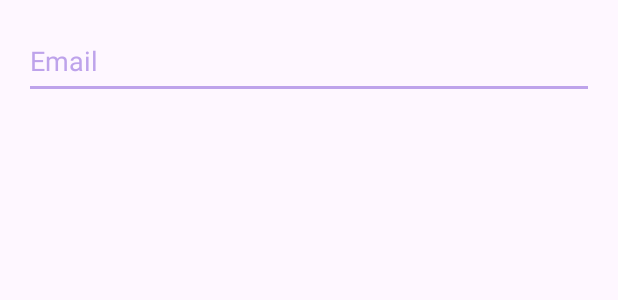
After one commit to MariaMonete/Licenta, an Android app: the layout reset_passwird_pop.xml on its own in the app's theme, with its tools: preview values and no code run, on a phone screen of 412 x 824 dp. The commit adds this screen. Shown: the top 300 px of the screen. Run offline under Robolectric (Android 15) with nearby library versions, the phone set to English and light mode, and no system bars.

Commit message:
Added reset password

```diff
--- a/app/src/main/java/com/example/incercarelicenta/SignupTabFragment.java
+++ b/app/src/main/java/com/example/incercarelicenta/SignupTabFragment.java
@@ -88,7 +88,7 @@ public class SignupTabFragment extends Fragment {
             @Override
             public void onComplete(@NonNull Task<AuthResult> task) {
                if(task.isSuccessful()){
-                   Toast.makeText(view.getContext(),"Inregistrare reusita",Toast.LENGTH_SHORT).show();
+                   Toast.makeText(view.getContext(),"Înregistrare reușita",Toast.LENGTH_SHORT).show();
                    DocumentReference documentReference=fStore.collection("users").document(auth.getCurrentUser().getUid());
                    Map<String,Object> user=new HashMap<>();
                    user.put("Username",username);
@@ -102,7 +102,7 @@ public class SignupTabFragment extends Fragment {
                    getActivity().getFragmentManager().popBackStack();
                }
                else{
-                   Toast.makeText(view.getContext(),"Inregistrare nereusita "+task.getException().getMessage(),Toast.LENGTH_SHORT).show();
+                   Toast.makeText(view.getContext(),"Înregistrare nereușită "+task.getException().getMessage(),Toast.LENGTH_SHORT).show();
                }
             }
         });
--- a/app/src/main/res/layout/fragment_signup_tab.xml
+++ b/app/src/main/res/layout/fragment_signup_tab.xml
@@ -22,7 +22,8 @@
 
             <ImageView
                 android:layout_width="wrap_content"
-                android:layout_height="200dp"
+                android:layout_height="150dp"
+                android:layout_marginRight="15dp"
                 android:src="@drawable/signimg"/>
 
             <EditText
@@ -82,7 +83,8 @@
                 android:id="@+id/signup_button"
                 android:textSize="18sp"
                 android:text="Înregistrare"
-                app:cornerRadius = "30dp"/>
+                app:cornerRadius = "30dp"
+                android:backgroundTint="#BEA3EB"/>
 
         </LinearLayout>
 
--- /dev/null
+++ b/app/src/main/res/layout/reset_passwird_pop.xml
@@ -0,0 +1,20 @@
+<?xml version="1.0" encoding="utf-8"?>
+<LinearLayout xmlns:android="http://schemas.android.com/apk/res/android"
+    android:layout_width="match_parent"
+    android:layout_height="match_parent"
+    xmlns:app="http://schemas.android.com/apk/res-auto">
+    <EditText
+        android:id="@+id/edt_email_reset_password_pop"
+        android:layout_width="match_parent"
+        android:layout_height="50dp"
+        android:layout_marginStart="16dp"
+        android:layout_marginTop="16dp"
+        android:layout_marginEnd="16dp"
+        android:ems="10"
+        android:hint="Email"
+        android:inputType="textEmailAddress"
+        android:textColorHint="#BEA3EB"
+        android:backgroundTint="#BEA3EB"/>
+
+
+</LinearLayout>
--- a/app/src/main/res/values/colors.xml
+++ b/app/src/main/res/values/colors.xml
@@ -2,4 +2,5 @@
 <resources>
     <color name="black">#FF000000</color>
     <color name="white">#FFFFFFFF</color>
+    <color name="lavender">#bea3eb</color>
 </resources>
```
Also changed, not shown: app/src/main/java/com/example/incercarelicenta/LoginTabFragment.java (+47 -4 lines), app/src/main/res/layout/fragment_login_tab.xml (+14 -0 lines).
